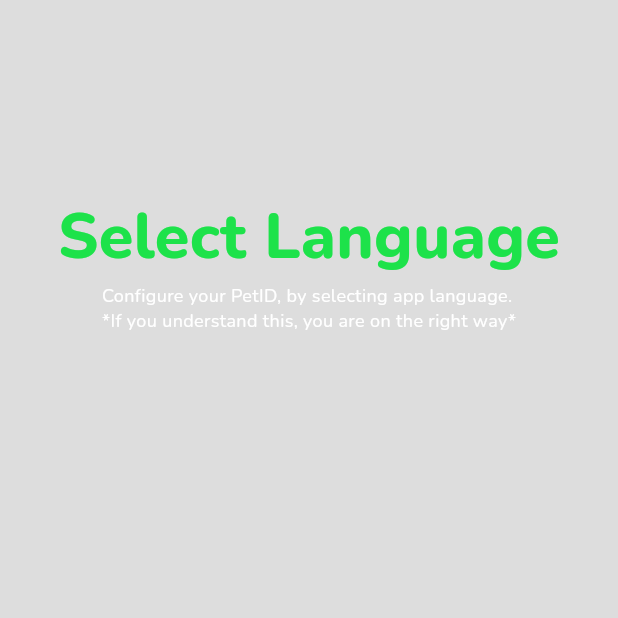
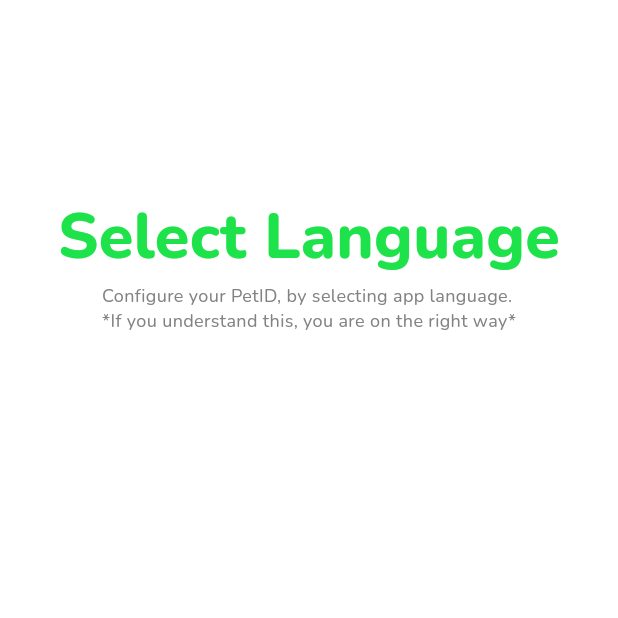
Before and after one commit to DES-Destry/PetIdMobile, a Flutter app: the screen it shows after launch, on a phone screen of 412 x 824 dp, the top half of it. Run offline on Flutter 3.47's test engine with Material 3 defaults, Android fonts, the light colour scheme and no system bars; our stand-ins replace shared_preferences.

Commit message:
feat: make themes dynamic

```diff
--- /dev/null
+++ b/lib/colors/app_palette.dart
@@ -0,0 +1,14 @@
+import 'package:pet_id_mobile/colors/color_palette.dart';
+import 'package:pet_id_mobile/colors/dark_palette.dart';
+import 'package:pet_id_mobile/colors/light_palette.dart';
+
+class AppPalette {
+  static ColorPalette currentPalette = LightPalette();
+
+  static light() {
+    currentPalette = LightPalette();
+  }
+  static dark() {
+    currentPalette = DarkPalette();
+  }
+}
--- /dev/null
+++ b/lib/colors/color_palette.dart
@@ -0,0 +1,7 @@
+import 'dart:ui';
+
+abstract class ColorPalette {
+  abstract final Color primary;
+  abstract final Color background;
+  abstract final Color accent;
+}
--- /dev/null
+++ b/lib/colors/dark_palette.dart
@@ -0,0 +1,13 @@
+import 'package:flutter/material.dart';
+import 'package:pet_id_mobile/colors/color_palette.dart';
+
+class DarkPalette extends ColorPalette {
+  @override
+  final Color primary = const Color(0xFF1DE24A);
+
+  @override
+  final Color background = const Color(0xFF333333);
+
+  @override
+  final Color accent = const Color(0xFFFFFFFF);
+}
--- /dev/null
+++ b/lib/colors/light_palette.dart
@@ -0,0 +1,13 @@
+import 'package:flutter/material.dart';
+import 'package:pet_id_mobile/colors/color_palette.dart';
+
+class LightPalette extends ColorPalette {
+  @override
+  final Color primary = const Color(0xFF1DE24A);
+
+  @override
+  final Color background = const Color(0xFFFFFFFF);
+
+  @override
+  final Color accent = const Color(0xFF828282);
+}
--- a/lib/core/pet_id_dark_colors.dart
+++ /dev/null
@@ -1,7 +0,0 @@
-import 'package:flutter/material.dart';
-
-class PetIdDarkColors {
-  static const Color primary = Color(0xFF1DE24A);
-  static const Color background = Color(0xFF333333);
-  static const Color accent = Color(0xFFFFFFFF);
-}
--- a/lib/core/pet_id_light_colors.dart
+++ /dev/null
@@ -1,7 +0,0 @@
-import 'package:flutter/material.dart';
-
-class PetIdLightColors {
-  static const Color primary = Color(0xFF1DE24A);
-  static const Color background = Color(0xFFDDDDDD);
-  static const Color accent = Color(0xFF828282);
-}
--- a/lib/main.dart
+++ b/lib/main.dart
@@ -1,9 +1,9 @@
 import 'package:flutter/material.dart';
-import 'package:pet_id_mobile/core/pet_id_dark_colors.dart';
-import 'package:pet_id_mobile/core/pet_id_light_colors.dart';
+import 'package:flutter/scheduler.dart';
+import 'package:pet_id_mobile/colors/app_palette.dart';
 import 'package:pet_id_mobile/pages/lang_select.dart';
 import 'package:pet_id_mobile/storage/storage.dart';
-import 'package:shared_preferences/shared_preferences.dart';
+import 'package:pet_id_mobile/storage/storage_item.dart';
 
 void main() {
   runApp(const AppLoader());
@@ -19,12 +19,22 @@
 class _AppLoaderState extends State<AppLoader> {
   bool prefsLoaded = false;
 
-  @override
-  Future initState() async {
-    super.initState();
+  Future loadPrefs() async {
     await Storage.init();
 
+    var systemBrightness = SchedulerBinding.instance.platformDispatcher.platformBrightness;
+    Brightness theme = Storage.prefs.get(StorageItem.theme) as Brightness? ?? systemBrightness;
+
+    if (theme == Brightness.light) AppPalette.light();
+    if (theme == Brightness.dark) AppPalette.dark();
+
     prefsLoaded = true;
+  }
+
+  @override
+  void initState() {
+    super.initState();
+    loadPrefs();
   }
 
 
@@ -36,14 +46,8 @@
       debugShowCheckedModeBanner: false,
       theme: ThemeData(
         fontFamily: 'Nunito',
-        colorScheme: ColorScheme.fromSeed(seedColor: PetIdLightColors.primary),
-        scaffoldBackgroundColor: PetIdLightColors.background,
-        useMaterial3: true,
-      ),
-      darkTheme: ThemeData(
-        fontFamily: 'Nunito',
-        colorScheme: ColorScheme.fromSeed(seedColor: PetIdDarkColors.primary),
-        scaffoldBackgroundColor: PetIdDarkColors.background,
+        colorScheme: ColorScheme.fromSeed(seedColor: AppPalette.currentPalette.primary),
+        scaffoldBackgroundColor: AppPalette.currentPalette.background,
         useMaterial3: true,
       ),
       home: const LangSelect(),
--- a/lib/pages/lang_select.dart
+++ b/lib/pages/lang_select.dart
@@ -1,5 +1,6 @@
 import 'package:flutter/material.dart';
-import 'package:pet_id_mobile/core/pet_id_dark_colors.dart';
+import 'package:pet_id_mobile/colors/app_palette.dart';
+import 'package:pet_id_mobile/colors/dark_palette.dart';
 
 class LangSelect extends StatefulWidget {
   const LangSelect({super.key});
@@ -13,18 +14,18 @@
 
   @override
   Widget build(BuildContext context) {
-    return const Scaffold(
+    return Scaffold(
       body: SizedBox(
         width: double.infinity,
         child: Column(
           children: [
-            SizedBox(height: 128),
+            const SizedBox(height: 128),
             Center(
               child: Text('Select Language', style: TextStyle(
                 fontSize: 42,
                 wordSpacing: -0.01,
                 fontWeight: FontWeight.w800,
-                color: PetIdDarkColors.primary
+                color: AppPalette.currentPalette.primary,
               )),
             ),
             Center(
@@ -32,7 +33,7 @@
                 fontSize: 12,
                 wordSpacing: -0.02,
                 fontWeight: FontWeight.normal,
-                color: PetIdDarkColors.accent
+                color: AppPalette.currentPalette.accent
               )),
             )
           ],
--- a/lib/storage/storage.dart
+++ b/lib/storage/storage.dart
@@ -1,7 +1,7 @@
 import 'package:shared_preferences/shared_preferences.dart';
 
 class Storage {
-  static SharedPreferences? prefs;
+  static late SharedPreferences prefs;
 
   static Future init() async {
     prefs = await SharedPreferences.getInstance();
```
